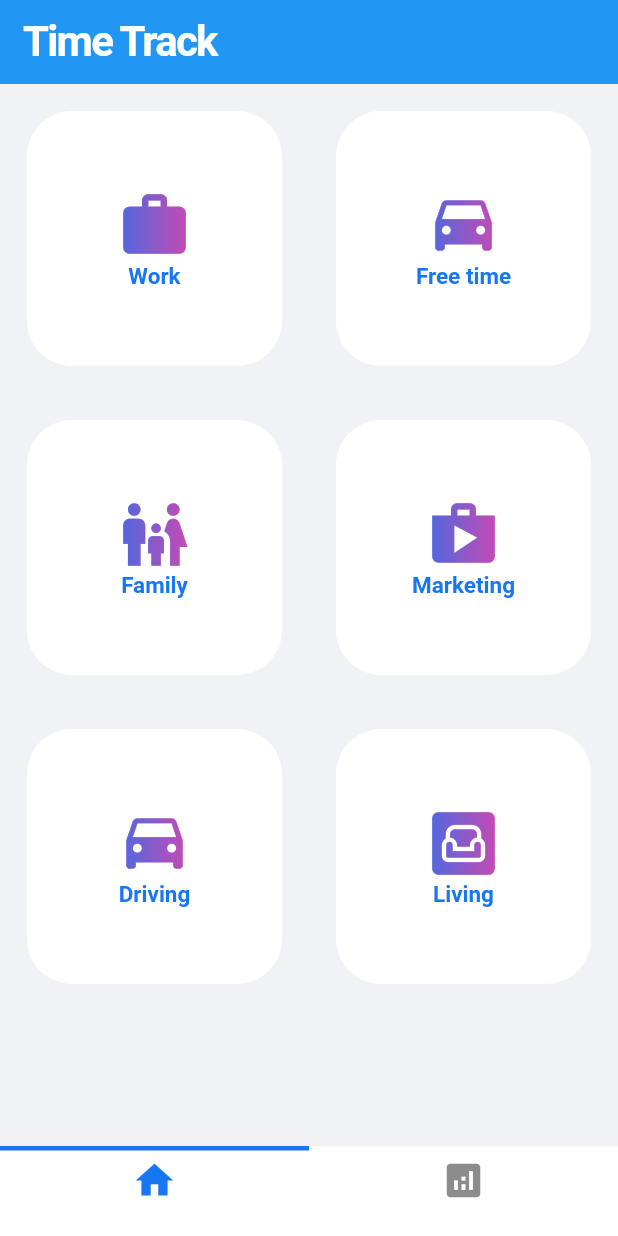
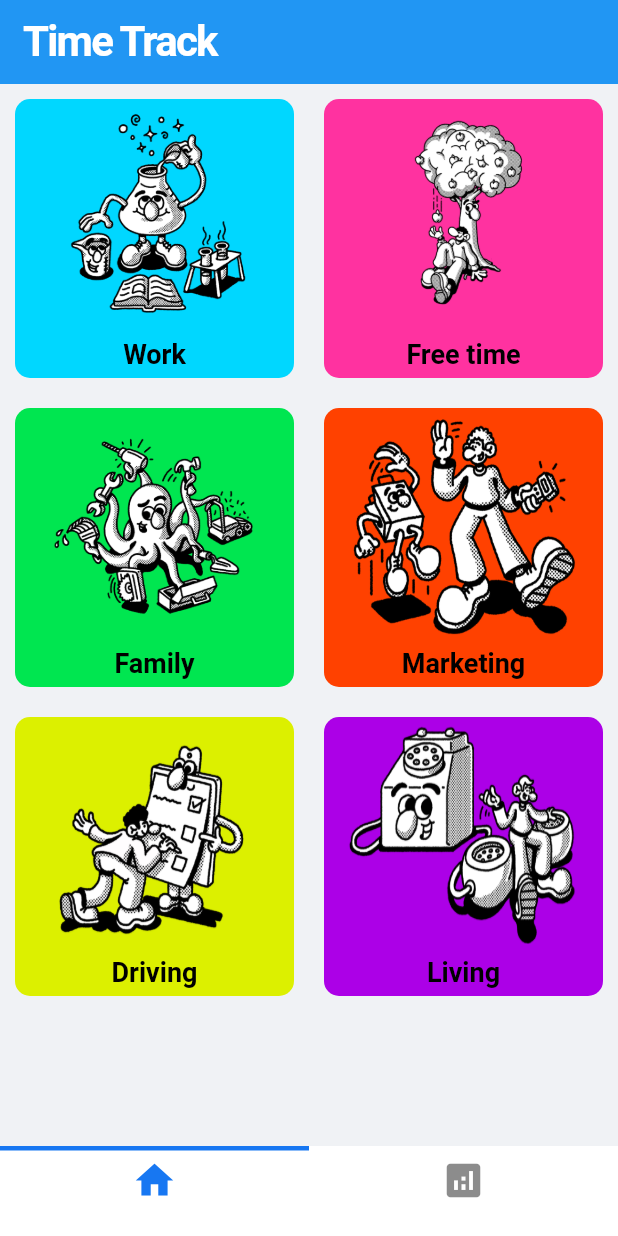
Before and after one commit to nirkaufman/tito-client, a Flutter app: the screen it shows after launch, on a phone screen of 412 x 824 dp. Run offline on Flutter 3.47's test engine with Material 2 defaults, Android fonts, the phone set to English and light mode, and no system bars; our stand-ins replace fl_chart.

Commit message:
add category images

```diff
--- a/tito_app/lib/data/data.dart
+++ b/tito_app/lib/data/data.dart
@@ -8,10 +8,34 @@ final User currentUser = User(
 );
 
 final List<Category> categories = [
-  Category(id: 1, icon: Icons.work, name: 'Work'),
-  Category(id: 2, icon: Icons.time_to_leave, name: 'Free time'),
-  Category(id: 3, icon: Icons.family_restroom, name: 'Family'),
-  Category(id: 4, icon: Icons.shop, name: 'Marketing'),
-  Category(id: 5, icon: Icons.drive_eta, name: 'Driving'),
-  Category(id: 6, icon: Icons.living, name: 'Living')
+  Category(
+      id: 1,
+      imageUrl: 'assets/images/CustomPolicy-bw.png',
+      color: Color.fromRGBO(0, 215, 255, 1),
+      name: 'Work'),
+  Category(
+      id: 2,
+      imageUrl: 'assets/images/AppleTree-bw.png',
+      color: Color.fromRGBO(255, 50, 160, 1),
+      name: 'Free time'),
+  Category(
+      id: 3,
+      imageUrl: 'assets/images/LOB_ToolsEquipment-bw.png',
+      color: Color.fromRGBO(0, 230, 80, 1),
+      name: 'Family'),
+  Category(
+      id: 4,
+      imageUrl: 'assets/images/Retail-bw.png',
+      color: Color.fromRGBO(255, 65, 0, 1),
+      name: 'Marketing'),
+  Category(
+      id: 5,
+      imageUrl: 'assets/images/Questions_SignUp.png',
+      color: Color.fromRGBO(220, 240, 0, 1),
+      name: 'Driving'),
+  Category(
+      id: 6,
+      imageUrl: 'assets/images/TalkToAgent-bw.png',
+      color: Color.fromRGBO(172, 0, 231, 1),
+      name: 'Living')
 ];
--- a/tito_app/lib/models/category_model.dart
+++ b/tito_app/lib/models/category_model.dart
@@ -2,12 +2,14 @@ import 'package:flutter/material.dart';
 
 class Category {
   final int id;
-  final IconData icon;
+  final String imageUrl;
+  final Color color;
   final String name;
 
   const Category({
     required this.id,
-    required this.icon,
+    required this.color,
+    required this.imageUrl,
     required this.name,
   });
 }
--- a/tito_app/lib/widgets/category_item.dart
+++ b/tito_app/lib/widgets/category_item.dart
@@ -10,29 +10,28 @@ class CategoryItem extends StatelessWidget {
   @override
   Widget build(BuildContext context) {
     return Padding(
-        padding: const EdgeInsets.all(18.0),
+        padding: const EdgeInsets.all(10.0),
         child: FlatButton(
           onPressed: () => print('Create Room'),
-          shape: RoundedRectangleBorder(borderRadius: BorderRadius.circular(30.0)),
-          color: Colors.white,
+          shape:
+              RoundedRectangleBorder(borderRadius: BorderRadius.circular(10.0)),
+          color: category.color,
           textColor: Palette.nextBlue,
           child: Column(
-            mainAxisAlignment: MainAxisAlignment.center,
+            mainAxisAlignment: MainAxisAlignment.spaceEvenly,
             children: [
-              ShaderMask(
-                  shaderCallback: (rect) =>
-                      Palette.createRoomGradient.createShader(rect),
-                  child: Icon(
-                    category.icon,
-                    size: 50.0,
-                    color: Colors.white,
-                  )),
-              const SizedBox(
-                width: 4.0,
-              ),
-              Text(
-                category.name,
-                style: TextStyle(fontSize: 15, fontWeight: FontWeight.bold),
+              Container(
+                  height: 150,
+                  child: Image.asset(category.imageUrl, fit: BoxFit.fill)),
+              Padding(
+                padding: const EdgeInsets.all(2.0),
+                child: Text(
+                  category.name,
+                  style: TextStyle(
+                      fontSize: 18,
+                      fontWeight: FontWeight.bold,
+                      color: Colors.black),
+                ),
               )
             ],
           ),
```
Also changed, not shown: tito_app/pubspec.yaml (+7 -3 lines), tito_app/assets/images/AppleTree-bw.png (added), tito_app/assets/images/CustomPolicy-bw.png (added), tito_app/assets/images/LOB_ToolsEquipment-bw.png (added), tito_app/assets/images/Questions_SignUp.png (added), tito_app/assets/images/Retail-bw.png (added), tito_app/assets/images/TalkToAgent-bw.png (added).
